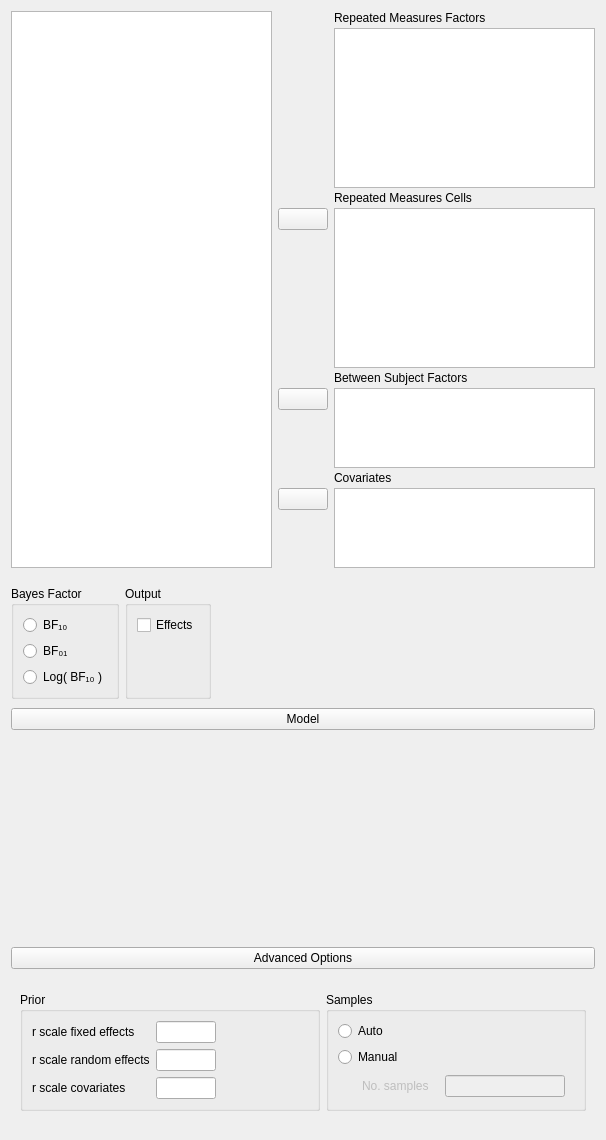
First picture: the form in JASP-Desktop/analysisforms/Bain/bainanovarepeatedmeasuresbayesianform.ui, repository jasp-stats/jasp-desktop, before the edit.
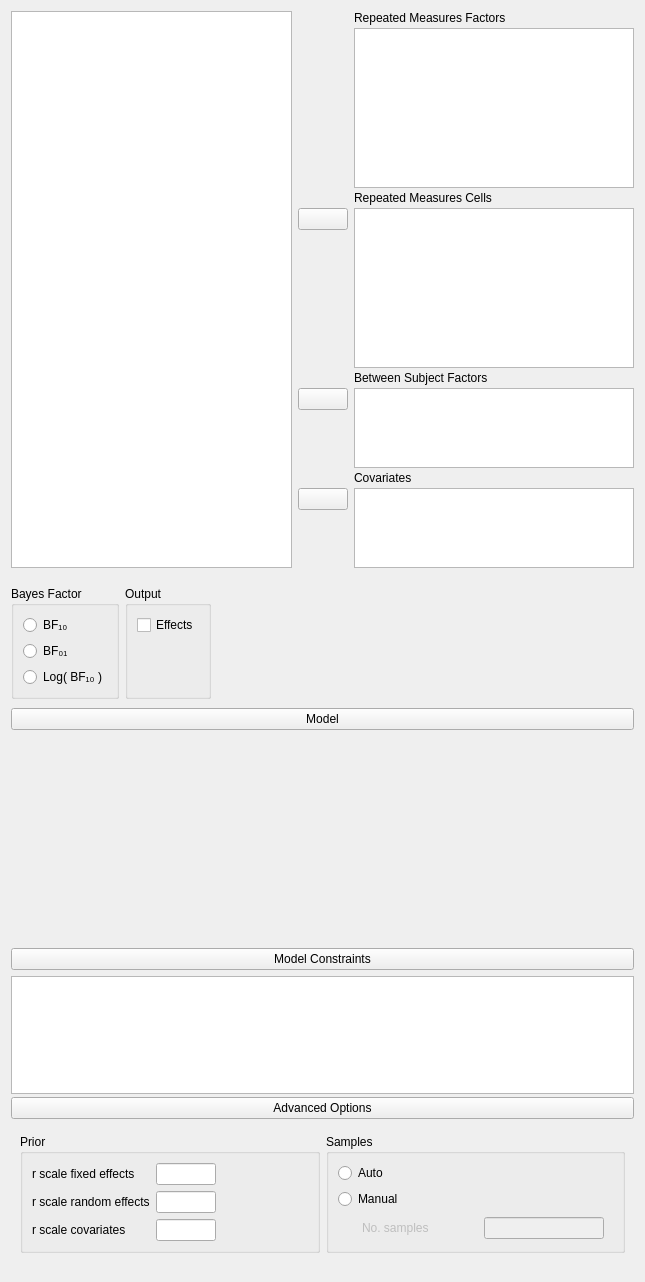
Second picture: the form after the edit. Custom widgets are drawn as their Qt base class.

Commit message: Model constraints widget added to Bain module

Diff of the .ui file:
```diff
--- a/JASP-Desktop/analysisforms/Bain/bainanovarepeatedmeasuresbayesianform.ui
+++ b/JASP-Desktop/analysisforms/Bain/bainanovarepeatedmeasuresbayesianform.ui
@@ -6,8 +6,8 @@
    <rect>
     <x>0</x>
     <y>0</y>
-    <width>606</width>
-    <height>1140</height>
+    <width>645</width>
+    <height>1282</height>
    </rect>
   </property>
   <property name="sizePolicy">
@@ -23,6 +23,215 @@
    <property name="verticalSpacing">
     <number>0</number>
    </property>
+   <item row="5" column="0">
+    <widget class="QWidget" name="advancedBox" native="true">
+     <layout class="QGridLayout" name="gridLayout_2">
+      <property name="leftMargin">
+       <number>0</number>
+      </property>
+      <property name="topMargin">
+       <number>0</number>
+      </property>
+      <property name="rightMargin">
+       <number>0</number>
+      </property>
+      <item row="0" column="0" rowspan="2" colspan="2">
+       <widget class="ExpanderButton" name="expanderAdvanced">
+        <property name="text">
+         <string>Advanced Options</string>
+        </property>
+       </widget>
+      </item>
+      <item row="3" column="0" rowspan="2" colspan="2">
+       <widget class="QWidget" name="advancedOptions" native="true">
+        <layout class="QGridLayout" name="gridLayout_7">
+         <item row="0" column="0">
+          <widget class="GroupBox" name="groupBox_2">
+           <property name="maximumSize">
+            <size>
+             <width>300</width>
+             <height>16777215</height>
+            </size>
+           </property>
+           <property name="title">
+            <string>Prior</string>
+           </property>
+           <layout class="QGridLayout" name="gridLayout_9">
+            <item row="1" column="2">
+             <spacer name="horizontalSpacer_2">
+              <property name="orientation">
+               <enum>Qt::Horizontal</enum>
+              </property>
+              <property name="sizeHint" stdset="0">
+               <size>
+                <width>293</width>
+                <height>20</height>
+               </size>
+              </property>
+             </spacer>
+            </item>
+            <item row="0" column="2">
+             <spacer name="horizontalSpacer">
+              <property name="orientation">
+               <enum>Qt::Horizontal</enum>
+              </property>
+              <property name="sizeHint" stdset="0">
+               <size>
+                <width>293</width>
+                <height>20</height>
+               </size>
+              </property>
+             </spacer>
+            </item>
+            <item row="1" column="1">
+             <widget class="BoundTextBox" name="priorRandomEffects">
+              <property name="minimumSize">
+               <size>
+                <width>60</width>
+                <height>0</height>
+               </size>
+              </property>
+              <property name="maximumSize">
+               <size>
+                <width>60</width>
+                <height>16777215</height>
+               </size>
+              </property>
+             </widget>
+            </item>
+            <item row="4" column="0">
+             <widget class="QLabel" name="label_8">
+              <property name="text">
+               <string>r scale covariates</string>
+              </property>
+             </widget>
+            </item>
+            <item row="1" column="0">
+             <widget class="QLabel" name="label_7">
+              <property name="text">
+               <string>r scale random effects</string>
+              </property>
+             </widget>
+            </item>
+            <item row="0" column="0">
+             <widget class="QLabel" name="label_6">
+              <property name="text">
+               <string>r scale fixed effects</string>
+              </property>
+             </widget>
+            </item>
+            <item row="0" column="1">
+             <widget class="BoundTextBox" name="priorFixedEffects">
+              <property name="minimumSize">
+               <size>
+                <width>60</width>
+                <height>0</height>
+               </size>
+              </property>
+              <property name="maximumSize">
+               <size>
+                <width>60</width>
+                <height>16777215</height>
+               </size>
+              </property>
+             </widget>
+            </item>
+            <item row="4" column="1">
+             <widget class="BoundTextBox" name="priorCovariates">
+              <property name="minimumSize">
+               <size>
+                <width>60</width>
+                <height>0</height>
+               </size>
+              </property>
+              <property name="maximumSize">
+               <size>
+                <width>60</width>
+                <height>16777215</height>
+               </size>
+              </property>
+             </widget>
+            </item>
+            <item row="4" column="2">
+             <spacer name="horizontalSpacer_3">
+              <property name="orientation">
+               <enum>Qt::Horizontal</enum>
+              </property>
+              <property name="sizeHint" stdset="0">
+               <size>
+                <width>293</width>
+                <height>20</height>
+               </size>
+              </property>
+             </spacer>
+            </item>
+           </layout>
+          </widget>
+         </item>
+         <item row="0" column="1">
+          <widget class="BoundGroupBox" name="sampleMode">
+           <property name="title">
+            <string>Samples</string>
+           </property>
+           <layout class="QGridLayout" name="gridLayout_12">
+            <item row="1" column="0">
+             <widget class="QRadioButton" name="_2fixed">
+              <property name="text">
+               <string>Manual</string>
+              </property>
+             </widget>
+            </item>
+            <item row="2" column="0">
+             <widget class="QWidget" name="fixedSamplesNumberContainer" native="true">
+              <property name="enabled">
+               <bool>false</bool>
+              </property>
+              <layout class="QGridLayout" name="gridLayout_14">
+               <property name="leftMargin">
+                <number>24</number>
+               </property>
+               <property name="topMargin">
+                <number>0</number>
+               </property>
+               <property name="bottomMargin">
+                <number>0</number>
+               </property>
+               <item row="0" column="0">
+                <widget class="QLabel" name="label_9">
+                 <property name="text">
+                  <string>No. samples</string>
+                 </property>
+                </widget>
+               </item>
+               <item row="0" column="1">
+                <widget class="BoundTextBox" name="fixedSamplesNumber">
+                 <property name="maximumSize">
+                  <size>
+                   <width>120</width>
+                   <height>16777215</height>
+                  </size>
+                 </property>
+                </widget>
+               </item>
+              </layout>
+             </widget>
+            </item>
+            <item row="0" column="0">
+             <widget class="QRadioButton" name="_1auto">
+              <property name="text">
+               <string>Auto</string>
+              </property>
+             </widget>
+            </item>
+           </layout>
+          </widget>
+         </item>
+        </layout>
+       </widget>
+      </item>
+     </layout>
+    </widget>
+   </item>
    <item row="0" column="0">
     <widget class="QWidget" name="topWidget" native="true">
      <property name="sizePolicy">
@@ -564,218 +773,84 @@
      </layout>
     </widget>
    </item>
-   <item row="3" column="0">
-    <widget class="QWidget" name="advancedBox" native="true">
-     <layout class="QGridLayout" name="gridLayout_2">
+   <item row="4" column="0">
+    <widget class="QWidget" name="constraintsWidget" native="true">
+     <layout class="QGridLayout" name="gridLayout_11">
       <property name="leftMargin">
        <number>0</number>
       </property>
-      <property name="topMargin">
-       <number>0</number>
-      </property>
       <property name="rightMargin">
        <number>0</number>
       </property>
-      <item row="0" column="0" rowspan="2" colspan="2">
-       <widget class="ExpanderButton" name="expanderAdvanced">
-        <property name="text">
-         <string>Advanced Options</string>
-        </property>
-       </widget>
-      </item>
-      <item row="3" column="0" rowspan="2" colspan="2">
-       <widget class="QWidget" name="advancedOptions" native="true">
-        <layout class="QGridLayout" name="gridLayout_7">
-         <item row="0" column="0">
-          <widget class="GroupBox" name="groupBox_2">
-           <property name="maximumSize">
-            <size>
-             <width>300</width>
-             <height>16777215</height>
-            </size>
-           </property>
-           <property name="title">
-            <string>Prior</string>
-           </property>
-           <layout class="QGridLayout" name="gridLayout_9">
-            <item row="1" column="2">
-             <spacer name="horizontalSpacer_2">
-              <property name="orientation">
-               <enum>Qt::Horizontal</enum>
-              </property>
-              <property name="sizeHint" stdset="0">
-               <size>
-                <width>293</width>
-                <height>20</height>
-               </size>
-              </property>
-             </spacer>
-            </item>
-            <item row="0" column="2">
-             <spacer name="horizontalSpacer">
-              <property name="orientation">
-               <enum>Qt::Horizontal</enum>
-              </property>
-              <property name="sizeHint" stdset="0">
-               <size>
-                <width>293</width>
-                <height>20</height>
-               </size>
-              </property>
-             </spacer>
-            </item>
-            <item row="1" column="1">
-             <widget class="BoundTextBox" name="priorRandomEffects">
-              <property name="minimumSize">
-               <size>
-                <width>60</width>
-                <height>0</height>
-               </size>
-              </property>
-              <property name="maximumSize">
-               <size>
-                <width>60</width>
-                <height>16777215</height>
-               </size>
-              </property>
-             </widget>
-            </item>
-            <item row="4" column="0">
-             <widget class="QLabel" name="label_8">
-              <property name="text">
-               <string>r scale covariates</string>
-              </property>
-             </widget>
-            </item>
-            <item row="1" column="0">
-             <widget class="QLabel" name="label_7">
-              <property name="text">
-               <string>r scale random effects</string>
-              </property>
-             </widget>
-            </item>
-            <item row="0" column="0">
-             <widget class="QLabel" name="label_6">
-              <property name="text">
-               <string>r scale fixed effects</string>
-              </property>
-             </widget>
-            </item>
-            <item row="0" column="1">
-             <widget class="BoundTextBox" name="priorFixedEffects">
-              <property name="minimumSize">
-               <size>
-                <width>60</width>
-                <height>0</height>
-               </size>
-              </property>
-              <property name="maximumSize">
-               <size>
-                <width>60</width>
-                <height>16777215</height>
-               </size>
-              </property>
-             </widget>
-            </item>
-            <item row="4" column="1">
-             <widget class="BoundTextBox" name="priorCovariates">
-              <property name="minimumSize">
-               <size>
-                <width>60</width>
-                <height>0</height>
-               </size>
-              </property>
-              <property name="maximumSize">
-               <size>
-                <width>60</width>
-                <height>16777215</height>
-               </size>
-              </property>
-             </widget>
-            </item>
-            <item row="4" column="2">
-             <spacer name="horizontalSpacer_3">
-              <property name="orientation">
-               <enum>Qt::Horizontal</enum>
-              </property>
-              <property name="sizeHint" stdset="0">
-               <size>
-                <width>293</width>
-                <height>20</height>
-               </size>
-              </property>
-             </spacer>
-            </item>
-           </layout>
-          </widget>
-         </item>
+      <property name="bottomMargin">
+       <number>3</number>
+      </property>
+      <item row="2" column="0">
+       <widget class="QWidget" name="model_constraints" native="true">
+        <layout class="QGridLayout" name="gridLayout_15">
+         <property name="leftMargin">
+          <number>0</number>
+         </property>
+         <property name="topMargin">
+          <number>0</number>
+         </property>
+         <property name="rightMargin">
+          <number>0</number>
+         </property>
+         <property name="bottomMargin">
+          <number>0</number>
+         </property>
          <item row="0" column="1">
-          <widget class="BoundGroupBox" name="sampleMode">
-           <property name="title">
-            <string>Samples</string>
-           </property>
-           <layout class="QGridLayout" name="gridLayout_12">
-            <item row="1" column="0">
-             <widget class="QRadioButton" name="_2fixed">
-              <property name="text">
-               <string>Manual</string>
-              </property>
-             </widget>
-            </item>
-            <item row="2" column="0">
-             <widget class="QWidget" name="fixedSamplesNumberContainer" native="true">
-              <property name="enabled">
-               <bool>false</bool>
-              </property>
-              <layout class="QGridLayout" name="gridLayout_14">
-               <property name="leftMargin">
-                <number>24</number>
-               </property>
-               <property name="topMargin">
-                <number>0</number>
-               </property>
-               <property name="bottomMargin">
-                <number>0</number>
-               </property>
-               <item row="0" column="0">
-                <widget class="QLabel" name="label_9">
-                 <property name="text">
-                  <string>No. samples</string>
-                 </property>
-                </widget>
-               </item>
-               <item row="0" column="1">
-                <widget class="BoundTextBox" name="fixedSamplesNumber">
-                 <property name="maximumSize">
-                  <size>
-                   <width>120</width>
-                   <height>16777215</height>
-                  </size>
-                 </property>
-                </widget>
-               </item>
-              </layout>
-             </widget>
-            </item>
-            <item row="0" column="0">
-             <widget class="QRadioButton" name="_1auto">
-              <property name="text">
-               <string>Auto</string>
-              </property>
-             </widget>
-            </item>
-           </layout>
-          </widget>
+          <widget class="BoundTextEdit" name="model"/>
          </item>
         </layout>
        </widget>
       </item>
+      <item row="0" column="0">
+       <widget class="ExpanderButton" name="constraintsExpander">
+        <property name="text">
+         <string>Model Constraints</string>
+        </property>
+       </widget>
+      </item>
      </layout>
     </widget>
    </item>
   </layout>
  </widget>
  <customwidgets>
+  <customwidget>
+   <class>BoundCheckBox</class>
+   <extends>QCheckBox</extends>
+   <header>widgets/boundcheckbox.h</header>
+  </customwidget>
+  <customwidget>
+   <class>BoundGroupBox</class>
+   <extends>QGroupBox</extends>
+   <header>widgets/boundgroupbox.h</header>
+   <container>1</container>
+  </customwidget>
+  <customwidget>
+   <class>ExpanderButton</class>
+   <extends>QPushButton</extends>
+   <header>widgets/expanderbutton.h</header>
+  </customwidget>
+  <customwidget>
+   <class>GroupBox</class>
+   <extends>QGroupBox</extends>
+   <header>widgets/groupbox.h</header>
+   <container>1</container>
+  </customwidget>
+  <customwidget>
+   <class>BoundTextBox</class>
+   <extends>QLineEdit</extends>
+   <header>widgets/boundtextbox.h</header>
+  </customwidget>
+  <customwidget>
+   <class>BoundTextEdit</class>
+   <extends>QPlainTextEdit</extends>
+   <header>widgets/boundtextedit.h</header>
+  </customwidget>
   <customwidget>
    <class>AssignButton</class>
    <extends>QPushButton</extends>
@@ -791,33 +866,6 @@
    <extends>QListView</extends>
    <header>widgets/boundlistview.h</header>
   </customwidget>
-  <customwidget>
-   <class>GroupBox</class>
-   <extends>QGroupBox</extends>
-   <header>widgets/groupbox.h</header>
-   <container>1</container>
-  </customwidget>
-  <customwidget>
-   <class>BoundTextBox</class>
-   <extends>QLineEdit</extends>
-   <header>widgets/boundtextbox.h</header>
-  </customwidget>
-  <customwidget>
-   <class>BoundGroupBox</class>
-   <extends>QGroupBox</extends>
-   <header>widgets/boundgroupbox.h</header>
-   <container>1</container>
-  </customwidget>
-  <customwidget>
-   <class>BoundCheckBox</class>
-   <extends>QCheckBox</extends>
-   <header>widgets/boundcheckbox.h</header>
-  </customwidget>
-  <customwidget>
-   <class>ExpanderButton</class>
-   <extends>QPushButton</extends>
-   <header>widgets/expanderbutton.h</header>
-  </customwidget>
   <customwidget>
    <class>AnovaModelWidget</class>
    <extends>QWidget</extends>
```
Left out of the diff: 13 changed lines with no effect on the pictures. The commit also changes 24 other files.
